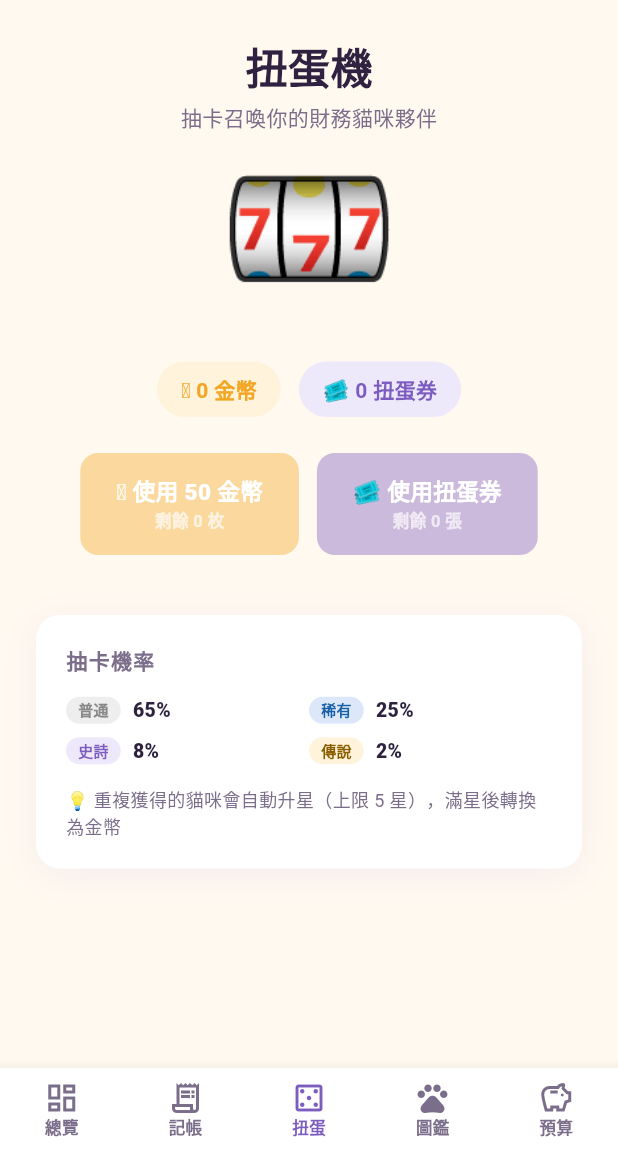
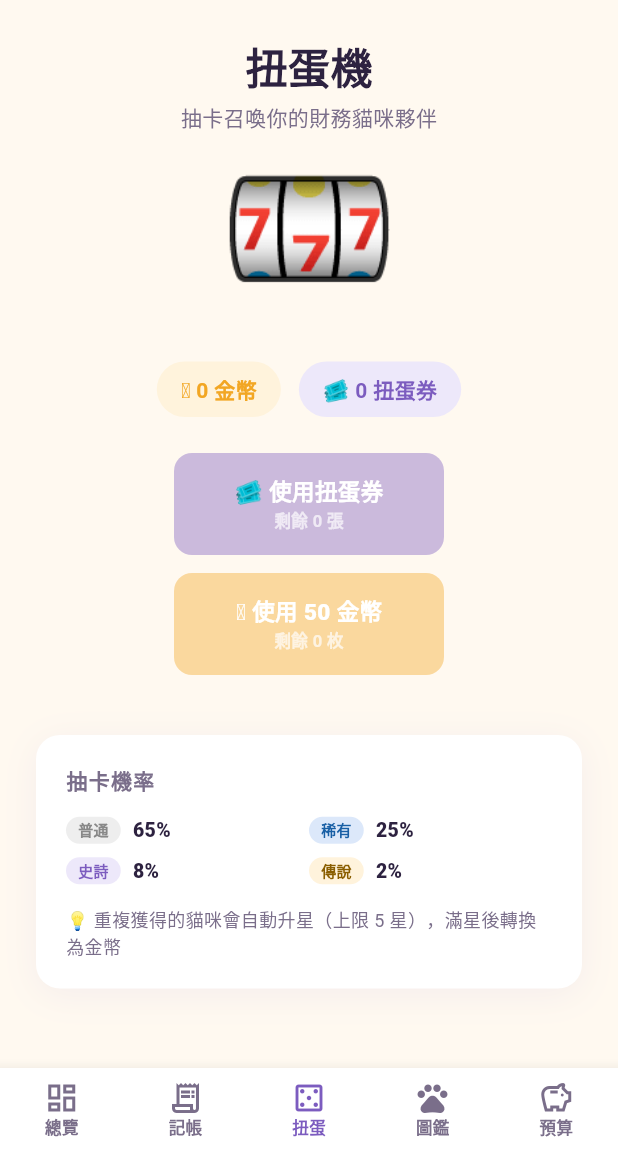
Before and after one commit to waitin9/CoinNeko_Fullstack, a Flutter app: the HomeScreen screen opened directly, item 3 of the bottom bar chosen, on a phone screen of 412 x 824 dp, the part 84-1236 px from its top. Run offline on Flutter 3.47's test engine with Material 3 defaults, Android fonts, the phone set to English and light mode, and no system bars; our stand-ins replace flutter_secure_storage; accounts and stored records are empty; network calls fail; Roboto replaces fonts that are missing (NotoSansTC, Nunito).

Commit message:
fix collection locked cards and gacha buttons

```diff
--- a/CoinNeko_Flutter/coinneko_app/lib/screens/gacha_screen.dart
+++ b/CoinNeko_Flutter/coinneko_app/lib/screens/gacha_screen.dart
@@ -18,7 +18,8 @@ class GachaScreen extends StatefulWidget {
 class _GachaScreenState extends State<GachaScreen>
     with TickerProviderStateMixin {
   GachaPullResult? _lastResult;
-  bool _isPulling = false;
+  bool _isPullingTicket = false;
+  bool _isPullingCoins = false;
   String? _error;
 
   late final AnimationController _floatCtrl;
@@ -56,10 +57,16 @@ class _GachaScreenState extends State<GachaScreen>
   }
 
   Future<void> _pull({required bool useCoins}) async {
-    if (_isPulling) return;
+    if (useCoins && _isPullingCoins) return;
+    if (!useCoins && _isPullingTicket) return;
+
     setState(() {
-      _isPulling = true;
       _error = null;
+      if (useCoins) {
+        _isPullingCoins = true;
+      } else {
+        _isPullingTicket = true;
+      }
     });
     _popCtrl.reset();
 
@@ -67,10 +74,8 @@ class _GachaScreenState extends State<GachaScreen>
       final api = context.read<ApiService>();
       final result = await api.gachaPull(useCoins: useCoins);
 
-      // 1. 更新使用者金幣/扭蛋券
       context.read<AuthService>().updateUser(result.user);
 
-      // 2. ★ 即時更新圖鑑狀態（不需要切頁重整）★
       context.read<CollectionProvider>().applyGachaResult(
             catSpeciesId: result.cat.id,
             isDuplicate: result.isDuplicate,
@@ -84,7 +89,10 @@ class _GachaScreenState extends State<GachaScreen>
     } catch (e) {
       setState(() => _error = '網路錯誤，請稍後再試');
     } finally {
-      setState(() => _isPulling = false);
+      setState(() {
+        _isPullingCoins = false;
+        _isPullingTicket = false;
+      });
     }
   }
 
@@ -175,27 +183,27 @@ class _GachaScreenState extends State<GachaScreen>
   }
 
   Widget _buildButtons(UserModel user) {
+    final isBusy = _isPullingTicket || _isPullingCoins;
     return Wrap(
       spacing: 12,
       runSpacing: 12,
       alignment: WrapAlignment.center,
       children: [
-
+        _GachaButton(
+          label: '🎟️ 使用扭蛋券',
+          subtitle: '剩餘 ${user.gachaTickets} 張',
+          color: AppColors.purple,
+          enabled: !isBusy && user.gachaTickets > 0,
+          isLoading: _isPullingTicket,
+          onPressed: () => _pull(useCoins: false),
+        ),
         _GachaButton(
           label: '🪙 使用 50 金幣',
           subtitle: '剩餘 ${user.coins} 枚',
           color: AppColors.gold,
-          enabled: !_isPulling && user.coins >= 50,
-          isLoading: false,
+          enabled: !isBusy && user.coins >= 50,
+          isLoading: _isPullingCoins,
           onPressed: () => _pull(useCoins: true),
-        ),
-        _GachaButton(
-          label: '🎟️ 使用扭蛋券',
-          subtitle: '剩餘 ${user.gachaTickets} 張',
-          color: AppColors.purple,
-          enabled: !_isPulling && user.gachaTickets > 0,
-          isLoading: _isPulling,
-          onPressed: () => _pull(useCoins: false),
         ),
       ],
     );
@@ -348,10 +356,6 @@ class _GachaScreenState extends State<GachaScreen>
   }
 }
 
-// ──────────────────────────────────────────────
-// 子元件（與原版完全相同）
-// ──────────────────────────────────────────────
-
 class _ResourceChip extends StatelessWidget {
   final String emoji;
   final String label;
@@ -401,10 +405,14 @@ class _GachaButton extends StatelessWidget {
 
   @override
   Widget build(BuildContext context) {
-    return GestureDetector(
+    return MouseRegion(
+      cursor: enabled
+          ? SystemMouseCursors.click
+          : SystemMouseCursors.forbidden,
+      child: GestureDetector(
         onTap: enabled ? onPressed : null,
-      child: AnimatedContainer(
-        duration: const Duration(milliseconds: 200),
+        child: Container(
+          width: 180,
           padding: const EdgeInsets.symmetric(horizontal: 24, vertical: 14),
           decoration: BoxDecoration(
             color: enabled ? color : color.withOpacity(0.4),
@@ -414,32 +422,44 @@ class _GachaButton extends StatelessWidget {
                     BoxShadow(
                       color: color.withOpacity(0.3),
                       blurRadius: 12,
-                      offset: const Offset(0, 4))
+                      offset: const Offset(0, 4),
+                    )
                   ]
                 : [],
           ),
           child: isLoading
-            ? const SizedBox(
-                width: 20,
-                height: 20,
+              ? const Center(
+                  child: SizedBox(
+                    width: 24,
+                    height: 24,
                     child: CircularProgressIndicator(
-                    color: Colors.white, strokeWidth: 2),
+                      color: Colors.white,
+                      strokeWidth: 2.5,
+                    ),
+                  ),
                 )
               : Column(
                   mainAxisSize: MainAxisSize.min,
                   children: [
-                  Text(label,
+                    Text(
+                      label,
                       style: const TextStyle(
                         color: Colors.white,
                         fontFamily: 'Nunito',
                         fontWeight: FontWeight.w800,
-                          fontSize: 15)),
-                  Text(subtitle,
+                        fontSize: 15,
+                      ),
+                    ),
+                    Text(
+                      subtitle,
                       style: const TextStyle(
                         color: Colors.white70,
                         fontSize: 11,
-                          fontWeight: FontWeight.w600)),
+                        fontWeight: FontWeight.w600,
+                      ),
+                    ),
                   ],
+                ),
         ),
       ),
     );
```
Also changed, not shown: CoinNeko_Flutter/coinneko_app/lib/screens/collection_screen.dart (+34 -36 lines), 2 other files. Lines whose indentation alone changed are shown as unchanged.
